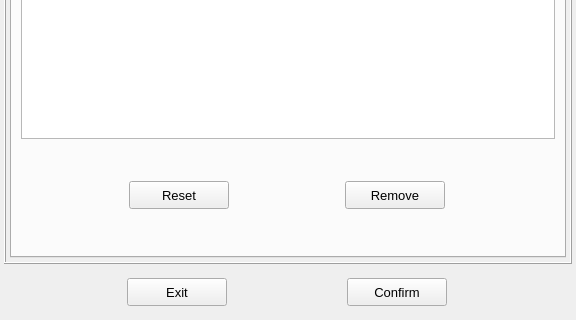
Old version of the form vibra/interface/data/ui_files/model/acoustic/perforated_plate_model_inputs.ui in the repository MOPT-UFSC/VIBRA; both pictures show x 0 to 576 and y 283 to 603 of the 576 by 603 pixel window.
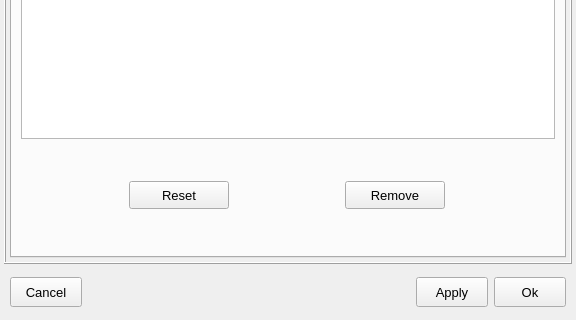
New version of the form. The open tabs and pages were chosen to show the change. Icons and pictures are not drawn.

What changed in the file:
```diff
--- a/vibra/interface/data/ui_files/model/acoustic/perforated_plate_model_inputs.ui
+++ b/vibra/interface/data/ui_files/model/acoustic/perforated_plate_model_inputs.ui
@@ -2057,60 +2057,148 @@
      <property name="frameShadow">
       <enum>QFrame::Raised</enum>
      </property>
-     <layout class="QGridLayout" name="gridLayout_4">
+     <layout class="QGridLayout" name="gridLayout_17">
+      <property name="leftMargin">
+       <number>6</number>
+      </property>
+      <property name="topMargin">
+       <number>0</number>
+      </property>
+      <property name="rightMargin">
+       <number>6</number>
+      </property>
+      <property name="bottomMargin">
+       <number>0</number>
+      </property>
+      <property name="verticalSpacing">
+       <number>0</number>
+      </property>
+      <item row="0" column="3">
+       <widget class="QPushButton" name="pushButton_apply_and_close">
+        <property name="minimumSize">
+         <size>
+          <width>72</width>
+          <height>30</height>
+         </size>
+        </property>
+        <property name="maximumSize">
+         <size>
+          <width>72</width>
+          <height>30</height>
+         </size>
+        </property>
+        <property name="font">
+         <font>
+          <pointsize>10</pointsize>
+          <italic>false</italic>
+          <bold>false</bold>
+         </font>
+        </property>
+        <property name="styleSheet">
+         <string notr="true"/>
+        </property>
+        <property name="text">
+         <string>Ok</string>
+        </property>
+        <property name="autoDefault">
+         <bool>false</bool>
+        </property>
+        <property name="default">
+         <bool>false</bool>
+        </property>
+        <property name="flat">
+         <bool>false</bool>
+        </property>
+       </widget>
+      </item>
+      <item row="0" column="2">
+       <widget class="QPushButton" name="pushButton_apply">
+        <property name="minimumSize">
+         <size>
+          <width>72</width>
+          <height>30</height>
+         </size>
+        </property>
+        <property name="maximumSize">
+         <size>
+          <width>72</width>
+          <height>30</height>
+         </size>
+        </property>
+        <property name="font">
+         <font>
+          <pointsize>10</pointsize>
+          <italic>false</italic>
+          <bold>false</bold>
+         </font>
+        </property>
+        <property name="styleSheet">
+         <string notr="true"/>
+        </property>
+        <property name="text">
+         <string>Apply</string>
+        </property>
+        <property name="autoDefault">
+         <bool>false</bool>
+        </property>
+        <property name="default">
+         <bool>false</bool>
+        </property>
+        <property name="flat">
+         <bool>false</bool>
+        </property>
+       </widget>
+      </item>
+      <item row="0" column="0">
+       <widget class="QPushButton" name="pushButton_cancel">
+        <property name="minimumSize">
+         <size>
+          <width>72</width>
+          <height>30</height>
+         </size>
+        </property>
+        <property name="maximumSize">
+         <size>
+          <width>72</width>
+          <height>30</height>
+         </size>
+        </property>
+        <property name="font">
+         <font>
+          <pointsize>10</pointsize>
+          <italic>false</italic>
+          <bold>false</bold>
+         </font>
+        </property>
+        <property name="styleSheet">
+         <string notr="true"/>
+        </property>
+        <property name="text">
+         <string>Cancel</string>
+        </property>
+        <property name="autoDefault">
+         <bool>false</bool>
+        </property>
+        <property name="default">
+         <bool>false</bool>
+        </property>
+        <property name="flat">
+         <bool>false</bool>
+        </property>
+       </widget>
+      </item>
       <item row="0" column="1">
-       <widget class="QPushButton" name="pushButton_confirm">
-        <property name="minimumSize">
-         <size>
-          <width>100</width>
-          <height>28</height>
-         </size>
+       <spacer name="horizontalSpacer_17">
+        <property name="orientation">
+         <enum>Qt::Orientation::Horizontal</enum>
         </property>
-        <property name="maximumSize">
+        <property name="sizeHint" stdset="0">
          <size>
-          <width>100</width>
-          <height>28</height>
+          <width>40</width>
+          <height>20</height>
          </size>
         </property>
-        <property name="font">
-         <font>
-          <pointsize>10</pointsize>
-         </font>
-        </property>
-        <property name="text">
-         <string>Confirm</string>
-        </property>
-        <property name="autoDefault">
-         <bool>false</bool>
-        </property>
-       </widget>
-      </item>
-      <item row="0" column="0">
-       <widget class="QPushButton" name="pushButton_exit">
-        <property name="minimumSize">
-         <size>
-          <width>100</width>
-          <height>28</height>
-         </size>
-        </property>
-        <property name="maximumSize">
-         <size>
-          <width>100</width>
-          <height>28</height>
-         </size>
-        </property>
-        <property name="font">
-         <font>
-          <pointsize>10</pointsize>
-         </font>
-        </property>
-        <property name="text">
-         <string>Exit</string>
-        </property>
-        <property name="autoDefault">
-         <bool>false</bool>
-        </property>
-       </widget>
+       </spacer>
       </item>
      </layout>
     </widget>
```
Left out of the diff: 227 changed lines with no effect on the pictures.
